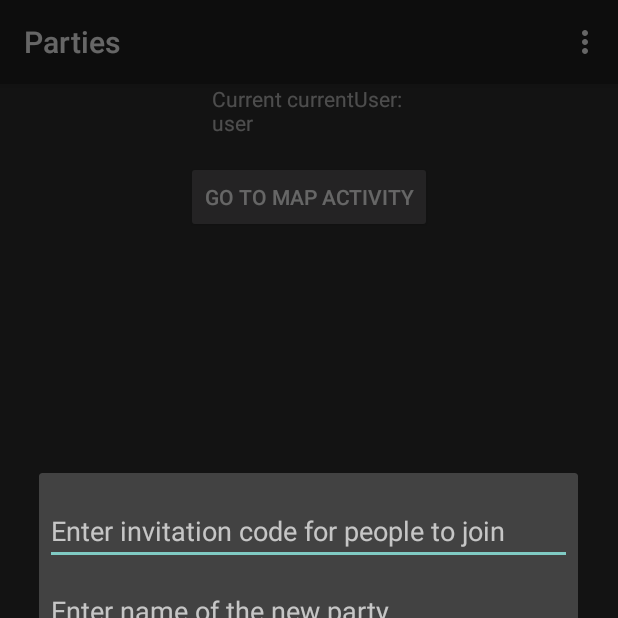
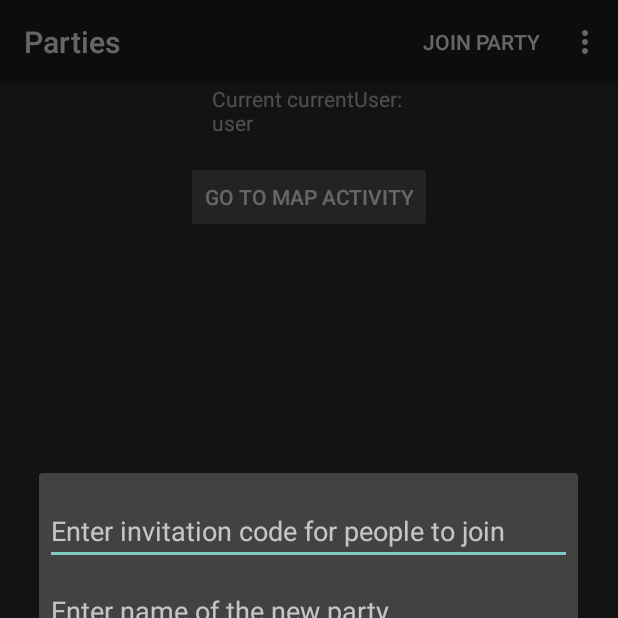
Before and after one commit to edgar8acas/search-party, an Android app: the PartyListActivity screen opened directly, with no data from a screen before it, after a tap on "Add party", on a phone screen of 412 x 824 dp, the top half of it. Run offline under Robolectric (Android 15) with nearby library versions, the phone set to English and light mode, and no system bars; our stand-ins replace Firebase (no records; nobody signed in at launch, a user with empty details on screens opened directly); 1 statement that could not run was skipped.

Commit message:
add join party functionality

```diff
--- a/SearchParty/app/src/main/res/menu/menu.xml
+++ b/SearchParty/app/src/main/res/menu/menu.xml
@@ -7,11 +7,7 @@
         app:showAsAction="never"/>
 
     <item
-        android:id="@+id/menu_add_random_party"
-        android:title="@string/title_menu_add_random_party"
-        app:showAsAction="never"/>
-
-    <item
-        android:id="@+id/menu_add_party"
-        android:title="@string/title_menu_add_party"/>
+        android:id="@+id/menu_join_party"
+        android:title="@string/title_menu_join_party"
+        app:showAsAction="ifRoom"/>
 </menu>
--- a/SearchParty/app/src/main/res/values/strings.xml
+++ b/SearchParty/app/src/main/res/values/strings.xml
@@ -18,4 +18,6 @@
     <string name="hello_blank_fragment">Hello blank fragment</string>
     <string name="hint_display_name">Enter username</string>
     <string name="continue_after_name">Continue</string>
+    <string name="title_menu_join_party">Join party</string>
+    <string name="hint_join_code">Enter code to join the party</string>
 </resources>
```
Also changed, not shown: SearchParty/app/src/main/java/com/androidcourse/searchparty/JoinPartyDialogFragment.java (added, +53 -0 lines), SearchParty/app/src/main/java/com/androidcourse/searchparty/PartyListActivity.java (+37 -7 lines), SearchParty/app/src/main/res/layout/join_party.xml (added, +16 -0 lines), 1 other file.
